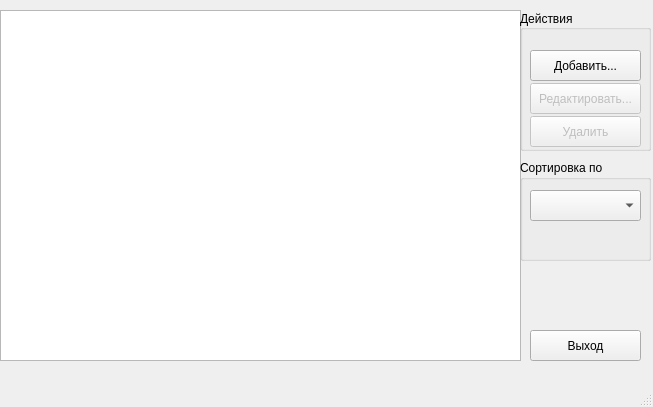
First picture: the form in mainwindow.ui, repository group93492/equipment-reminder, before the edit.
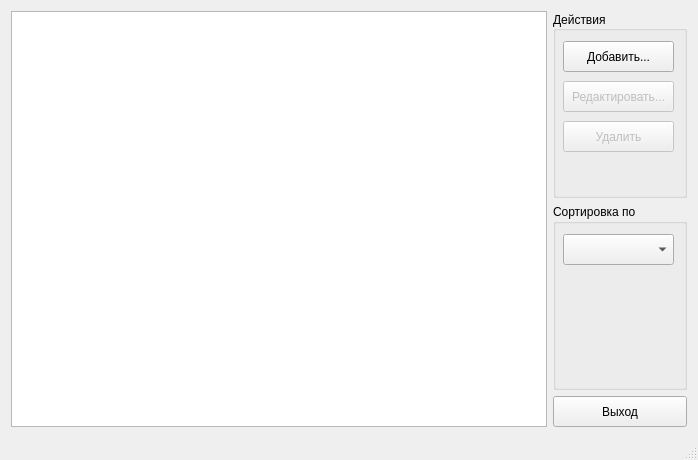
Second picture: the form after the edit.

```diff
--- a/mainwindow.ui
+++ b/mainwindow.ui
@@ -6,26 +6,30 @@
    <rect>
     <x>0</x>
     <y>0</y>
-    <width>653</width>
-    <height>407</height>
+    <width>698</width>
+    <height>460</height>
    </rect>
   </property>
+  <property name="minimumSize">
+   <size>
+    <width>681</width>
+    <height>364</height>
+   </size>
+  </property>
   <property name="windowTitle">
    <string>MainWindow</string>
   </property>
   <widget class="QWidget" name="centralWidget">
+   <layout class="QHBoxLayout" name="horizontalLayout_3">
+    <item>
+     <layout class="QHBoxLayout" name="horizontalLayout" stretch="4,1">
+      <item>
+       <layout class="QHBoxLayout" name="horizontalLayout_2">
+        <item>
    <widget class="QTableView" name="tableView">
     <property name="enabled">
      <bool>true</bool>
     </property>
-    <property name="geometry">
-     <rect>
-      <x>0</x>
-      <y>10</y>
-      <width>521</width>
-      <height>351</height>
-     </rect>
-    </property>
     <property name="editTriggers">
      <set>QAbstractItemView::NoEditTriggers</set>
     </property>
@@ -45,15 +49,15 @@
      <bool>true</bool>
     </attribute>
    </widget>
+        </item>
+       </layout>
+      </item>
+      <item>
+       <layout class="QVBoxLayout" name="verticalLayout">
+        <item>
+         <layout class="QVBoxLayout" name="verticalLayout_2">
+          <item>
    <widget class="QGroupBox" name="groupBox">
-    <property name="geometry">
-     <rect>
-      <x>520</x>
-      <y>10</y>
-      <width>131</width>
-      <height>141</height>
-     </rect>
-    </property>
     <property name="title">
      <string>Действия</string>
     </property>
@@ -67,7 +71,7 @@
      <property name="geometry">
       <rect>
        <x>10</x>
-       <y>40</y>
+               <y>30</y>
        <width>111</width>
        <height>31</height>
       </rect>
@@ -83,7 +87,7 @@
      <property name="geometry">
       <rect>
        <x>10</x>
-       <y>73</y>
+               <y>70</y>
        <width>111</width>
        <height>31</height>
       </rect>
@@ -99,7 +103,7 @@
      <property name="geometry">
       <rect>
        <x>10</x>
-       <y>106</y>
+               <y>110</y>
        <width>111</width>
        <height>31</height>
       </rect>
@@ -109,15 +113,13 @@
      </property>
     </widget>
    </widget>
+          </item>
+         </layout>
+        </item>
+        <item>
+         <layout class="QVBoxLayout" name="verticalLayout_3">
+          <item>
    <widget class="QGroupBox" name="groupBox_2">
-    <property name="geometry">
-     <rect>
-      <x>520</x>
-      <y>160</y>
-      <width>131</width>
-      <height>101</height>
-     </rect>
-    </property>
     <property name="title">
      <string>Сортировка по</string>
     </property>
@@ -132,19 +134,33 @@
      </property>
     </widget>
    </widget>
+          </item>
+         </layout>
+        </item>
+        <item>
    <widget class="QPushButton" name="quitButton">
-    <property name="geometry">
-     <rect>
-      <x>530</x>
-      <y>330</y>
+          <property name="sizePolicy">
+           <sizepolicy hsizetype="Minimum" vsizetype="Fixed">
+            <horstretch>0</horstretch>
+            <verstretch>0</verstretch>
+           </sizepolicy>
+          </property>
+          <property name="minimumSize">
+           <size>
       <width>111</width>
       <height>31</height>
-     </rect>
+           </size>
     </property>
     <property name="text">
      <string>Выход</string>
     </property>
    </widget>
+        </item>
+       </layout>
+      </item>
+     </layout>
+    </item>
+   </layout>
   </widget>
   <widget class="QMenuBar" name="menuBar">
    <property name="geometry">
```
Left out of the diff: 2 changed lines with no effect on the pictures. Lines whose indentation alone changed are shown as unchanged.
